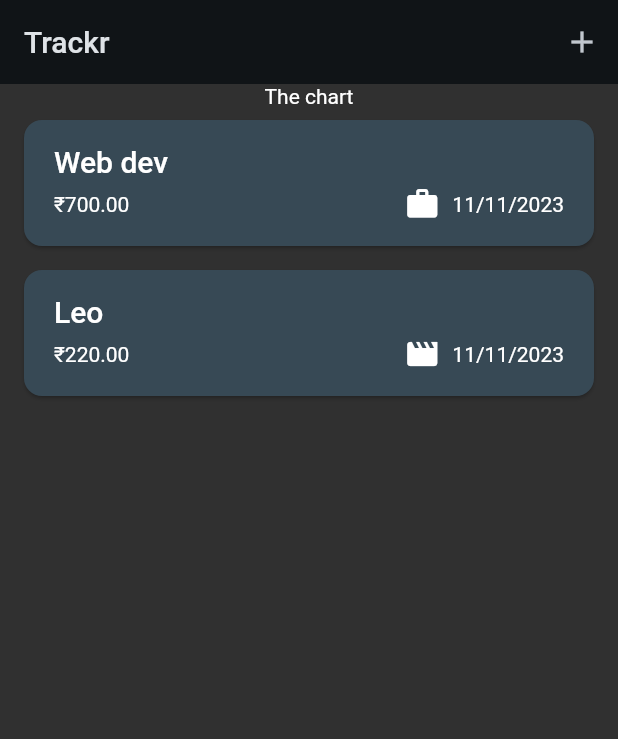
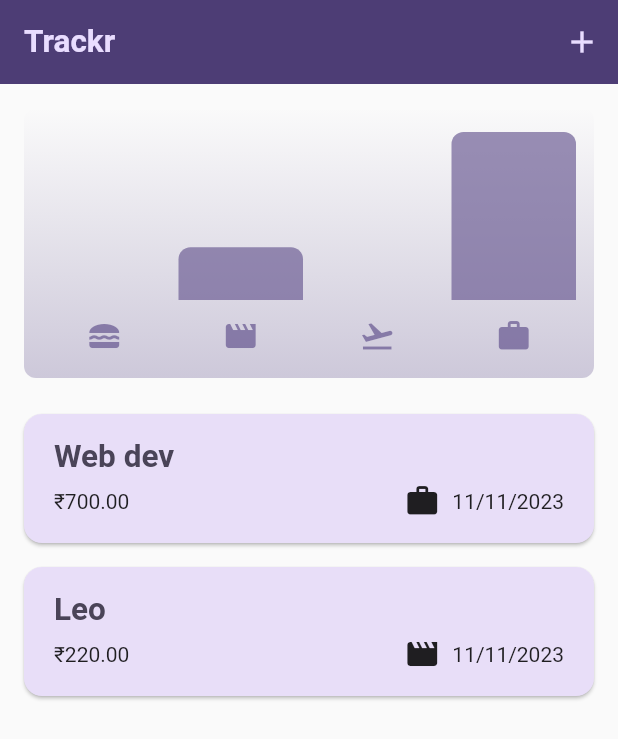
Before and after one commit to YOGESHnick/Expense_Tracker-flutter, a Flutter app: the screen it shows after launch, on a phone screen of 412 x 824 dp. Shown: the top 739 px of the screen. Run offline on Flutter 3.47's test engine with Material 2 defaults, Android fonts, the phone set to English and light mode, and no system bars.

Commit message:
system theme and charts added!

```diff
--- a/lib/main.dart
+++ b/lib/main.dart
@@ -43,7 +43,7 @@ void main() {
             ),
           )
         ),
-        themeMode: ThemeMode.dark,
+        themeMode: ThemeMode.system,
       home:const Expenses() ,
     )
   );
--- /dev/null
+++ b/lib/widgets/chart/char.dart
@@ -0,0 +1,95 @@
+import 'package:flutter/material.dart';
+
+import 'package:expense_tracker/widgets/chart/chart_bar.dart';
+import 'package:expense_tracker/models/expense.dart';
+
+class Chart extends StatelessWidget {
+  const Chart({super.key, required this.expenses});
+
+  final List<Expense> expenses;
+
+  List<ExpenseBucket> get buckets {
+    return [
+      ExpenseBucket.forCategory(expenses, Category.food),
+      ExpenseBucket.forCategory(expenses, Category.leisure),
+      ExpenseBucket.forCategory(expenses, Category.travel),
+      ExpenseBucket.forCategory(expenses, Category.work),
+    ];
+  }
+
+  double get maxTotalExpense {
+    double maxTotalExpense = 0;
+
+    for (final bucket in buckets) {
+      if (bucket.totalExpenses > maxTotalExpense) {
+        maxTotalExpense = bucket.totalExpenses;
+      }
+    }
+
+    return maxTotalExpense;
+  }
+
+  @override
+  Widget build(BuildContext context) {
+    final isDarkMode =
+        MediaQuery.of(context).platformBrightness == Brightness.dark;
+    return Container(
+      margin: const EdgeInsets.all(16),
+      padding: const EdgeInsets.symmetric(
+        vertical: 16,
+        horizontal: 8,
+      ),
+      width: double.infinity,
+      height: 180,
+      decoration: BoxDecoration(
+        borderRadius: BorderRadius.circular(8),
+        gradient: LinearGradient(
+          colors: [
+            Theme.of(context).colorScheme.primary.withOpacity(0.3),
+            Theme.of(context).colorScheme.primary.withOpacity(0.0)
+          ],
+          begin: Alignment.bottomCenter,
+          end: Alignment.topCenter,
+        ),
+      ),
+      child: Column(
+        children: [
+          Expanded(
+            child: Row(
+              crossAxisAlignment: CrossAxisAlignment.end,
+              children: [
+                for (final bucket in buckets) // alternative to map()
+                  ChartBar(
+                    fill: bucket.totalExpenses == 0
+                        ? 0
+                        : bucket.totalExpenses / maxTotalExpense,
+                  )
+              ],
+            ),
+          ),
+          const SizedBox(height: 12),
+          Row(
+            children: buckets
+                .map(
+                  (bucket) => Expanded(
+                    child: Padding(
+                      padding: const EdgeInsets.symmetric(horizontal: 4),
+                      child: Icon(
+                        categoryIcons[bucket.category],
+                        color: isDarkMode
+                            ? Theme.of(context).colorScheme.secondary
+                            : Theme.of(context)
+                                .colorScheme
+                                .primary
+                                .withOpacity(0.7),
+                      ),
+                    ),
+                  ),
+                )
+                .toList(),
+          )
+        ],
+      ),
+    );
+  }
+}
--- /dev/null
+++ b/lib/widgets/chart/chart_bar.dart
@@ -0,0 +1,34 @@
+import 'package:flutter/material.dart';
+
+class ChartBar extends StatelessWidget {
+  const ChartBar({
+    super.key,
+    required this.fill,
+  });
+
+  final double fill;
+
+  @override
+  Widget build(BuildContext context) {
+    final isDarkMode =
+        MediaQuery.of(context).platformBrightness == Brightness.dark;
+    return Expanded(
+      child: Padding(
+        padding: const EdgeInsets.symmetric(horizontal: 4),
+        child: FractionallySizedBox(
+          heightFactor: fill,
+          child: DecoratedBox(
+            decoration: BoxDecoration(
+              shape: BoxShape.rectangle,
+              borderRadius:
+                  const BorderRadius.vertical(top: Radius.circular(8)),
+              color: isDarkMode
+                  ? Theme.of(context).colorScheme.secondary
+                  : Theme.of(context).colorScheme.primary.withOpacity(0.65),
+            ),
+          ),
+        ),
+      ),
+    );
+  }
+}
--- a/lib/widgets/expenses.dart
+++ b/lib/widgets/expenses.dart
@@ -1,3 +1,4 @@
+import 'package:expense_tracker/widgets/chart/char.dart';
 import 'package:expense_tracker/widgets/expenses_list/expenses_list.dart';
 import 'package:expense_tracker/models/expense.dart';
 import 'package:expense_tracker/widgets/new_expense.dart';
@@ -84,7 +85,7 @@ class _ExpensesState extends State<Expenses>{
       ),
       body: Column(
         children:  [
-          const Text('The chart'),
+          Chart(expenses: _registeredExpenses),
           Expanded(
             child: mainContent,
           ),
```
